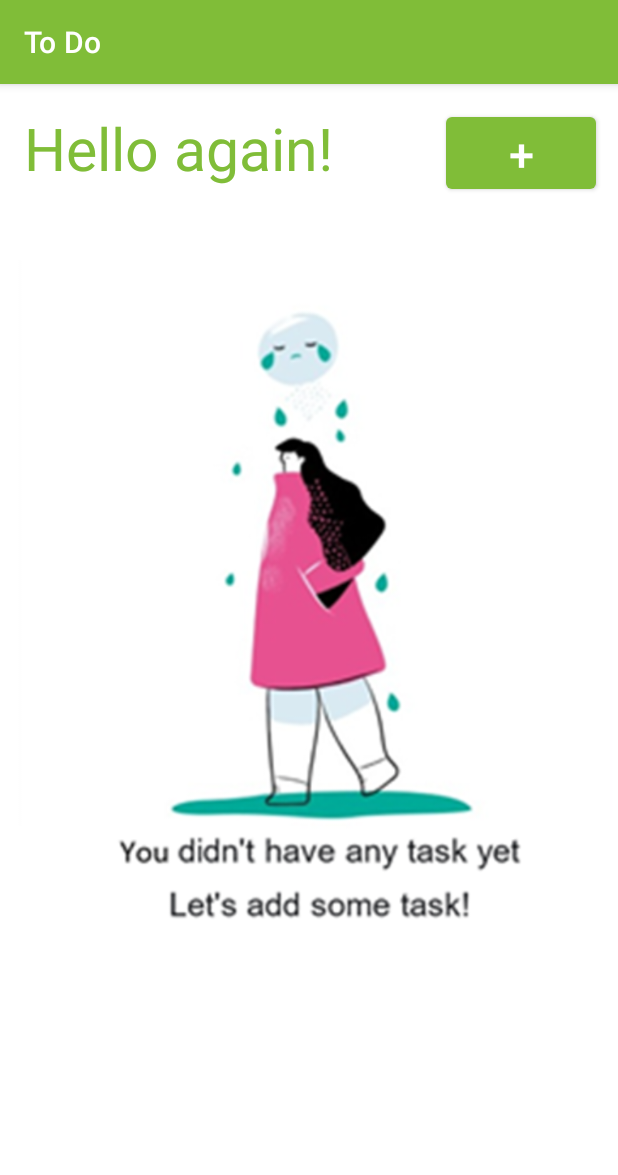
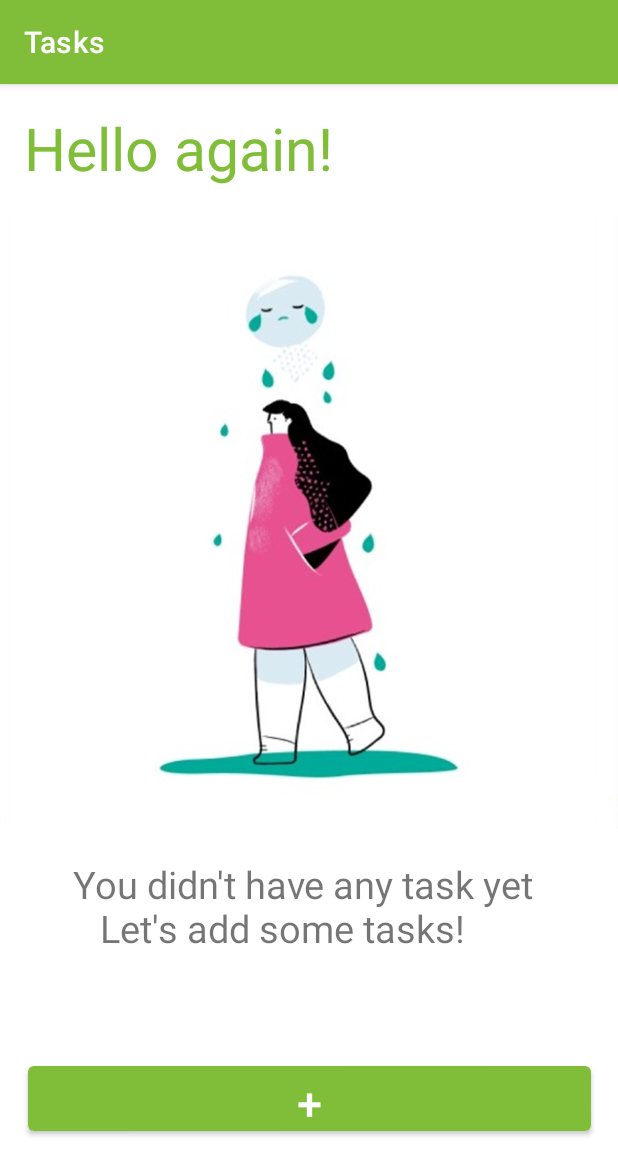
Before and after one commit to lamiaomar/ToDoApp, an Android app: the screen it shows after launch (MainActivity), on a phone screen of 412 x 824 dp. Shown: the top 1175 px of the screen. Run offline under Robolectric (Android 15) with nearby library versions, the phone set to English and light mode, and no system bars; our stand-ins replace Dagger/Hilt's generated code, Room's generated code, data binding, navigation-ui.

Commit message:
initial commit

```diff
--- a/app/src/main/java/com/lamia/todoapp/MainActivity.kt
+++ b/app/src/main/java/com/lamia/todoapp/MainActivity.kt
@@ -1,13 +1,30 @@
 package com.lamia.todoapp
 
+import android.content.Intent
 import androidx.appcompat.app.AppCompatActivity
 import android.os.Bundle
+import android.widget.Button
+import androidx.navigation.NavController
+import androidx.navigation.fragment.NavHostFragment
+import androidx.navigation.ui.setupActionBarWithNavController
 import dagger.hilt.android.AndroidEntryPoint
 
 @AndroidEntryPoint
 class MainActivity : AppCompatActivity() {
+
+    private lateinit var navController: NavController
+
     override fun onCreate(savedInstanceState: Bundle?) {
         super.onCreate(savedInstanceState)
         setContentView(R.layout.activity_main)
+        val navHostFragment = supportFragmentManager
+            .findFragmentById(R.id.nav_host_fragment) as NavHostFragment
+        navController = navHostFragment.navController
+
+        setupActionBarWithNavController(navController)
+        }
+
+    override fun onSupportNavigateUp(): Boolean {
+        return navController.navigateUp() || super.onSupportNavigateUp()
     }
 }
--- a/app/src/main/java/com/lamia/todoapp/ui/AddTaskFragment.kt
+++ b/app/src/main/java/com/lamia/todoapp/ui/AddTaskFragment.kt
@@ -38,7 +38,7 @@ class AddTaskFragment : Fragment() {
 
     override fun onViewCreated(view: View, savedInstanceState: Bundle?) {
         super.onViewCreated(view, savedInstanceState)
-
+        setHasOptionsMenu(true)
         binding.done.setOnClickListener {
             if (titlee.text.toString().isEmpty()) {
                 Toast.makeText(this.context, "You have to fill the title", Toast.LENGTH_SHORT)
--- a/app/src/main/java/com/lamia/todoapp/ui/TaskDetailFragment.kt
+++ b/app/src/main/java/com/lamia/todoapp/ui/TaskDetailFragment.kt
@@ -35,6 +35,7 @@ class TaskDetailFragment : Fragment() {
         container: ViewGroup?,
         savedInstanceState: Bundle?
     ): View? {
+
         binding = FragmentTaskDetailBinding.inflate(inflater)
 
         binding.lifecycleOwner = this
--- a/app/src/main/java/com/lamia/todoapp/ui/TaskFragment.kt
+++ b/app/src/main/java/com/lamia/todoapp/ui/TaskFragment.kt
@@ -5,6 +5,7 @@ import androidx.fragment.app.Fragment
 import android.view.LayoutInflater
 import android.view.View
 import android.view.ViewGroup
+import androidx.activity.addCallback
 import androidx.fragment.app.activityViewModels
 import androidx.navigation.findNavController
 import com.lamia.todoapp.databinding.FragmentTaskBinding
@@ -30,7 +31,6 @@ class TaskFragment : Fragment() {
         binding.lifecycleOwner = this
 
         binding.viewModel = viewModel
-
 
         binding.list.adapter = TaskAdapter {
             viewModel.deleteTask(it)
--- a/app/src/main/java/com/lamia/todoapp/ui/adapter/BindingAdapter.kt
+++ b/app/src/main/java/com/lamia/todoapp/ui/adapter/BindingAdapter.kt
@@ -2,6 +2,7 @@ package com.lamia.todoapp.ui.adapter
 
 import android.view.View
 import android.widget.ImageView
+import android.widget.TextView
 import androidx.databinding.BindingAdapter
 import androidx.recyclerview.widget.RecyclerView
 import com.lamia.todoapp.R
@@ -22,18 +23,33 @@ fun bindList(
 @BindingAdapter("listStatus")
 fun bindStatus(
     statusImageView: ImageView,
+//  statusTextView: TextView,
     status: ListState?
 ) {
-
     when (status) {
-        ListState.EMPTY-> {
+        ListState.EMPTY -> {
             statusImageView.visibility = View.VISIBLE
-            statusImageView.setImageResource(R.drawable.emptylist1)
+        //  statusTextView.visibility = View.VISIBLE
+            statusImageView.setImageResource(R.drawable.emplist)
         }
 
         ListState.NOT_EMPTY -> {
             statusImageView.visibility = View.INVISIBLE
-//            statusImageView.setImageResource(R.drawable.)
+        }
+    }
+}
+
+@BindingAdapter("listStatusText")
+fun bindStatus(
+    statusTextView: TextView,
+    status: ListState?
+) {
+    when (status) {
+        ListState.EMPTY -> {
+            statusTextView.visibility = View.VISIBLE
+        }
+        ListState.NOT_EMPTY -> {
+            statusTextView.visibility = View.INVISIBLE
         }
     }
 
--- a/app/src/main/res/layout/fragment_task.xml
+++ b/app/src/main/res/layout/fragment_task.xml
@@ -29,13 +29,14 @@
 
         <androidx.recyclerview.widget.RecyclerView
             android:id="@+id/list"
-            android:layout_width="409dp"
+            android:layout_width="match_parent"
             android:layout_height="wrap_content"
+            android:layout_marginStart="8dp"
             android:layout_marginTop="12dp"
+            android:layout_marginEnd="8dp"
             android:clipToPadding="false"
             app:layoutManager="androidx.recyclerview.widget.LinearLayoutManager"
             app:layout_constraintEnd_toEndOf="parent"
-            app:layout_constraintHorizontal_bias="1.0"
             app:layout_constraintLeft_toLeftOf="parent"
             app:layout_constraintRight_toRightOf="parent"
             app:layout_constraintStart_toStartOf="parent"
@@ -46,26 +47,40 @@
 
         <Button
             android:id="@+id/add_task"
-            android:layout_width="100dp"
-            android:layout_height="60dp"
-            android:layout_marginTop="16dp"
+            android:layout_width="375dp"
+            android:layout_height="55dp"
+            android:layout_marginStart="8dp"
+            android:layout_marginTop="580dp"
+            android:layout_marginEnd="8dp"
             android:text="+"
             android:textSize="30dp"
             app:layout_constraintEnd_toEndOf="parent"
-            app:layout_constraintHorizontal_bias="0.84"
-            app:layout_constraintStart_toEndOf="@+id/hello"
-            app:layout_constraintTop_toTopOf="parent" />
+            app:layout_constraintStart_toStartOf="parent"
+            app:layout_constraintTop_toBottomOf="@+id/hello" />
 
         <ImageView
             android:id="@+id/imageView2"
-            android:layout_width="415dp"
-            android:layout_height="match_parent"
-            android:layout_marginBottom="80dp"
+            android:layout_width="match_parent"
+            android:layout_height="wrap_content"
+            android:layout_marginBottom="92dp"
             app:layout_constraintBottom_toBottomOf="parent"
             app:layout_constraintEnd_toEndOf="parent"
+            app:layout_constraintHorizontal_bias="0.0"
             app:layout_constraintStart_toStartOf="parent"
             app:listStatus="@{viewModel.status}"
-            app:srcCompat="@drawable/emptylist1" />
+            app:srcCompat="@drawable/emplist" />
+
+        <TextView
+            android:layout_width="wrap_content"
+            android:layout_height="wrap_content"
+            android:layout_marginBottom="96dp"
+            android:text="You didn't have any task yet \n   Let's add some tasks! "
+            android:textSize="25dp"
+            app:layout_constraintBottom_toBottomOf="@+id/imageView2"
+            app:layout_constraintEnd_toEndOf="parent"
+            app:layout_constraintHorizontal_bias="0.494"
+            app:layout_constraintStart_toStartOf="parent"
+            app:listStatusText="@{viewModel.status}" />
 
         <!--    app:listData="@{viewModel.results}"-->
 
--- a/app/src/main/res/layout/task.xml
+++ b/app/src/main/res/layout/task.xml
@@ -71,11 +71,11 @@
                 android:id="@+id/delete"
                 android:layout_width="88dp"
                 android:layout_height="85dp"
-                android:layout_marginStart="36dp"
-                app:layout_constraintBottom_toBottomOf="parent"
+                android:layout_marginStart="34dp"
+                android:layout_marginEnd="8dp"
+                app:layout_constraintEnd_toEndOf="parent"
                 app:layout_constraintStart_toEndOf="@+id/title"
                 app:layout_constraintTop_toTopOf="parent"
-                app:layout_constraintVertical_bias="0.558"
                 app:srcCompat="@drawable/whatsapp_image_2022_03_20_at_10_51_11_am" />
 
         </androidx.constraintlayout.widget.ConstraintLayout>
--- a/app/src/main/res/navigation/nav_graph.xml
+++ b/app/src/main/res/navigation/nav_graph.xml
@@ -8,7 +8,7 @@
     <fragment
         android:id="@+id/taskFragment"
         android:name="com.lamia.todoapp.ui.TaskFragment"
-        android:label="fragment_task"
+        android:label="Tasks"
         tools:layout="@layout/fragment_task" >
         <action
             android:id="@+id/action_taskFragment_to_addTaskFragment"
@@ -20,20 +20,24 @@
     <fragment
         android:id="@+id/addTaskFragment"
         android:name="com.lamia.todoapp.ui.AddTaskFragment"
-        android:label="fragment_add_task"
+        android:label="Add Task"
         tools:layout="@layout/fragment_add_task" >
         <action
             android:id="@+id/action_addTaskFragment_to_taskFragment"
-            app:destination="@id/taskFragment" />
+            app:destination="@id/taskFragment"
+            app:popUpTo="@id/taskFragment"
+            app:popUpToInclusive="true" />
     </fragment>
     <fragment
         android:id="@+id/taskDetailFragment"
         android:name="com.lamia.todoapp.ui.TaskDetailFragment"
-        android:label="fragment_task_detail"
+        android:label="Task Detail"
         tools:layout="@layout/fragment_task_detail" >
         <action
             android:id="@+id/action_taskDetailFragment_to_taskFragment"
-            app:destination="@id/taskFragment" />
+            app:destination="@id/taskFragment"
+            app:popUpTo="@id/taskFragment"
+            app:popUpToInclusive="true" />
         <argument
             android:name="id"
             app:argType="integer" />
```
Also changed, not shown: app/src/main/res/layout/fragment_add_task.xml (+27 -15 lines), app/src/main/res/layout/fragment_task_detail.xml (+12 -10 lines), app/src/main/res/drawable/emplist.png (added).
